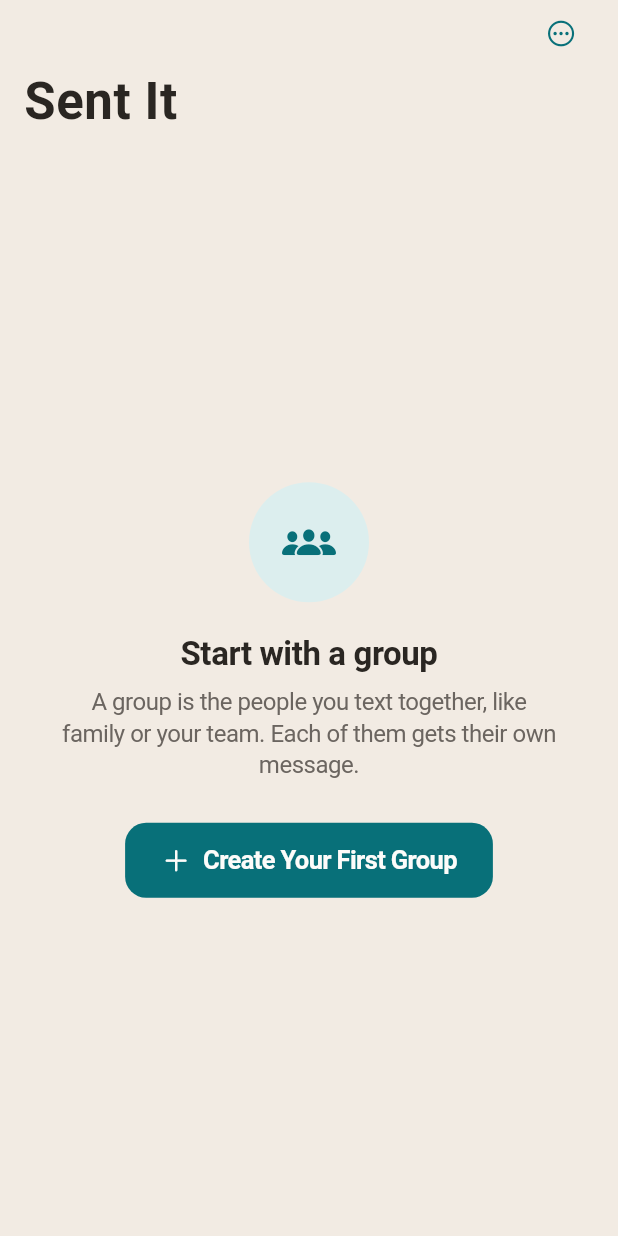
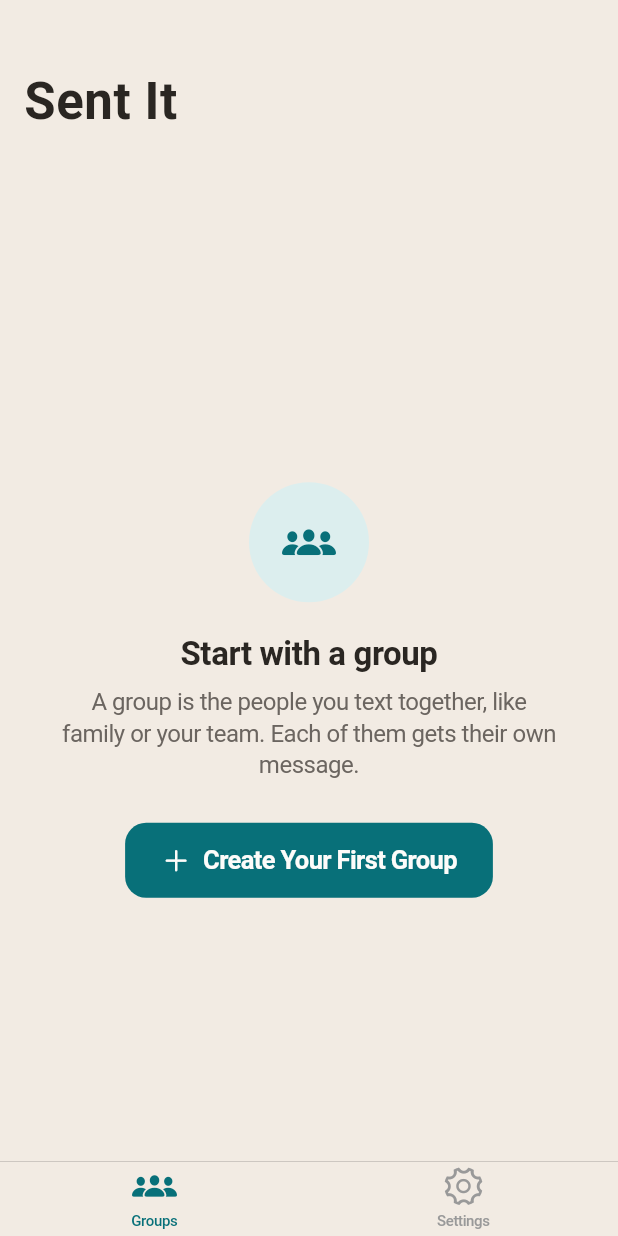
Before and after one commit to RolandoQuintana/send_it, a Flutter app: the screen it shows after launch, on a phone screen of 412 x 824 dp. Run offline on Flutter 3.47's test engine with Material 3 defaults, Android fonts, the phone set to English and light mode, and no system bars; drawn by our look-alikes of upgrader; our stand-ins replace flutter_contacts, image_picker, permission_handler, shared_preferences; missing offline and left inert: gaimon, posthog_flutter, purchases_flutter, purchases_ui_flutter.

Commit message:
Bottom tabs: Groups and Settings
Replaces Home's More button with a CupertinoTabScaffold. More becomes
the Settings tab with a large title. Group and group-form screens push
on the root navigator so they cover the tab bar. Tabs swap instantly
with a selection haptic (gaimon, as in Scroll Less) and a small bounce
on the new icon.

The Premium row now reflects real status: Pro users see their plan,
others get Upgrade to Pro, which opens the paywall (paywall_viewed
trigger: settings).

Co-Authored-By: Claude Opus 5.5 <noreply@anthropic.com>

```diff
--- a/send_it/lib/main.dart
+++ b/send_it/lib/main.dart
@@ -4,7 +4,7 @@ import 'package:upgrader/upgrader.dart';
 import 'models/message_group.dart';
 import 'screens/create_group_screen.dart';
 import 'screens/group_message_screen.dart';
-import 'screens/more_screen.dart';
+import 'screens/root_tabs.dart';
 import 'screens/welcome_screen.dart';
 import 'services/analytics_service.dart';
 import 'services/appearance_service.dart';
@@ -57,7 +57,7 @@ class SendItApp extends StatelessWidget {
                 debugDisplayAlways: false,
               ),
               dialogStyle: UpgradeDialogStyle.cupertino,
-              child: const HomePage(),
+              child: const RootTabs(),
             ),
           ),
         ),
@@ -139,8 +139,8 @@ class _HomePageState extends State<HomePage> {
     Future<void>? firstGroupSaved;
     MessageGroup? firstGroup;
 
-    await Navigator.push<MessageGroup>(
-      context,
+    // Root navigator: detail screens cover the tab bar.
+    await Navigator.of(context, rootNavigator: true).push<MessageGroup>(
       CupertinoPageRoute(
         builder: (context) => CreateGroupScreen(
           allContacts: allContacts,
@@ -177,8 +177,7 @@ class _HomePageState extends State<HomePage> {
   }
 
   void _openGroup(MessageGroup group) {
-    Navigator.push(
-      context,
+    Navigator.of(context, rootNavigator: true).push(
       CupertinoPageRoute(
         builder: (context) => GroupMessageScreen(
           group: group,
@@ -210,17 +209,9 @@ class _HomePageState extends State<HomePage> {
         children: [
           CustomScrollView(
             slivers: [
-              CupertinoSliverNavigationBar(
-                largeTitle: const Text('Sent It'),
+              const CupertinoSliverNavigationBar(
+                largeTitle: Text('Sent It'),
                 border: null,
-                trailing: NavIconButton(
-                  icon: CupertinoIcons.ellipsis_circle,
-                  semanticLabel: 'More',
-                  onPressed: () => Navigator.push(
-                    context,
-                    CupertinoPageRoute(builder: (_) => const MoreScreen()),
-                  ),
-                ),
               ),
               if (isLoading)
                 const SliverFillRemaining(
--- a/send_it/lib/screens/group_message_screen.dart
+++ b/send_it/lib/screens/group_message_screen.dart
@@ -23,7 +23,7 @@ import 'edit_group_screen.dart';
 import 'group_message/composer.dart';
 import 'group_message/send_results_sheet.dart';
 import 'group_message/variable_text_controller.dart';
-import 'more_screen.dart';
+import 'settings_screen.dart';
 
 class GroupMessageScreen extends StatefulWidget {
   final MessageGroup group;
@@ -371,7 +371,7 @@ class _GroupMessageScreenState extends State<GroupMessageScreen> {
                 Navigator.pop(ctx);
                 Navigator.push(
                   context,
-                  CupertinoPageRoute(builder: (_) => const MoreScreen()),
+                  CupertinoPageRoute(builder: (_) => const SettingsScreen()),
                 );
               },
             ),
--- /dev/null
+++ b/send_it/lib/screens/root_tabs.dart
@@ -0,0 +1,121 @@
+import 'package:flutter/cupertino.dart';
+
+import '../main.dart';
+import '../services/haptics.dart';
+import 'settings_screen.dart';
+
+/// Bottom tabs: Groups and Settings. Detail screens (a group, the group
+/// form) push on the root navigator so they cover the tab bar.
+///
+/// Tabs swap instantly, as in most of iOS; a selection haptic and a small
+/// bounce on the new icon carry the feedback.
+class RootTabs extends StatefulWidget {
+  const RootTabs({super.key});
+
+  @override
+  State<RootTabs> createState() => _RootTabsState();
+}
+
+class _RootTabsState extends State<RootTabs> {
+  final _controller = CupertinoTabController();
+  int _switches = 0;
+
+  @override
+  void dispose() {
+    _controller.dispose();
+    super.dispose();
+  }
+
+  @override
+  Widget build(BuildContext context) {
+    return CupertinoTabScaffold(
+      controller: _controller,
+      tabBar: CupertinoTabBar(
+        onTap: (index) {
+          if (index == _controller.index) return;
+          Haptics.selection();
+          setState(() => _switches++);
+        },
+        items: [
+          BottomNavigationBarItem(
+            icon: const Icon(CupertinoIcons.person_3),
+            activeIcon: _BounceIcon(
+              CupertinoIcons.person_3_fill,
+              play: _switches > 0,
+            ),
+            label: 'Groups',
+          ),
+          BottomNavigationBarItem(
+            icon: const Icon(CupertinoIcons.gear),
+            activeIcon: _BounceIcon(
+              CupertinoIcons.gear_solid,
+              play: _switches > 0,
+            ),
+            label: 'Settings',
+          ),
+        ],
+      ),
+      tabBuilder: (context, index) => CupertinoTabView(
+        builder: (_) => switch (index) {
+          0 => const HomePage(),
+          _ => const SettingsScreen(),
+        },
+      ),
+    );
+  }
+}
+
+/// The selected tab's icon: pops once when a tab is picked (not at launch).
+class _BounceIcon extends StatefulWidget {
+  const _BounceIcon(this.icon, {required this.play});
+
+  final IconData icon;
+  final bool play;
+
+  @override
+  State<_BounceIcon> createState() => _BounceIconState();
+}
+
+class _BounceIconState extends State<_BounceIcon>
+    with SingleTickerProviderStateMixin {
+  late final _controller = AnimationController(
+    vsync: this,
+    duration: const Duration(milliseconds: 250),
+  );
+
+  // Up and settle; no dip first.
+  late final _scale = TweenSequence<double>([
+    TweenSequenceItem(
+      tween:
+          Tween(begin: 1.0, end: 1.12).chain(CurveTween(curve: Curves.easeOut)),
+      weight: 40,
+    ),
+    TweenSequenceItem(
+      tween: Tween(begin: 1.12, end: 1.0)
+          .chain(CurveTween(curve: Curves.easeInOut)),
+      weight: 60,
+    ),
+  ]).animate(_controller);
+
+  @override
+  void didChangeDependencies() {
+    super.didChangeDependencies();
+    if (!_controller.isDismissed) return;
+    if (widget.play && !MediaQuery.disableAnimationsOf(context)) {
+      _controller.forward();
+    } else {
+      _controller.value = 1;
+    }
+  }
+
+  @override
+  void dispose() {
+    _controller.dispose();
+    super.dispose();
+  }
+
+  @override
+  Widget build(BuildContext context) {
+    return ScaleTransition(scale: _scale, child: Icon(widget.icon));
+  }
+}
--- a/send_it/lib/services/analytics_service.dart
+++ b/send_it/lib/services/analytics_service.dart
@@ -6,7 +6,7 @@ import 'package:posthog_flutter/posthog_flutter.dart';
 import '../constants/analytics_constants.dart';
 
 /// Where a paywall was shown from, for `paywall_viewed`.
-enum PaywallTrigger { firstSend, launch, blast }
+enum PaywallTrigger { firstSend, launch, blast, settings }
 
 /// Onboarding + paywall funnel events (PostHog).
 ///
--- /dev/null
+++ b/send_it/lib/services/haptics.dart
@@ -0,0 +1,17 @@
+import 'dart:io';
+
+import 'package:gaimon/gaimon.dart';
+
+/// App haptics (same split as Scroll Less): pick by intent, not strength.
+abstract final class Haptics {
+  /// Tabs, toggles, list picks.
+  static void selection() => Gaimon.selection();
+
+  /// Primary actions (CTAs).
+  static void primary() => Gaimon.light();
+
+  /// A finished job, e.g. a batch sent. Native channel, so iOS only.
+  static void success() {
+    if (Platform.isIOS) Gaimon.success();
+  }
+}
--- a/send_it/pubspec.yaml
+++ b/send_it/pubspec.yaml
@@ -44,6 +44,7 @@ dependencies:
   purchases_flutter: ^10.4.3
   purchases_ui_flutter: ^10.4.3
   posthog_flutter: ^5.39.0
+  gaimon: ^1.4.2
 
 dev_dependencies:
   flutter_test:
```
Also changed, not shown: send_it/lib/screens/settings_screen.dart (renamed from send_it/lib/screens/more_screen.dart, +47 -13 lines), send_it/pubspec.lock, 1 other file.
